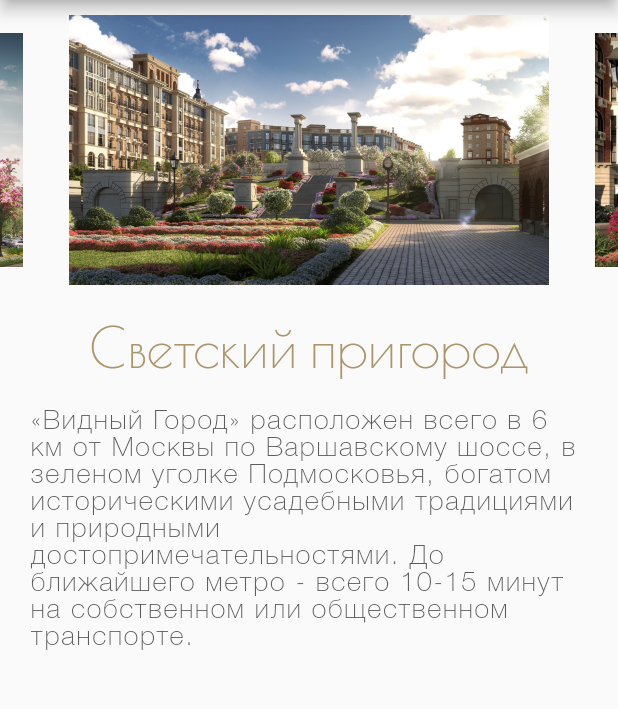
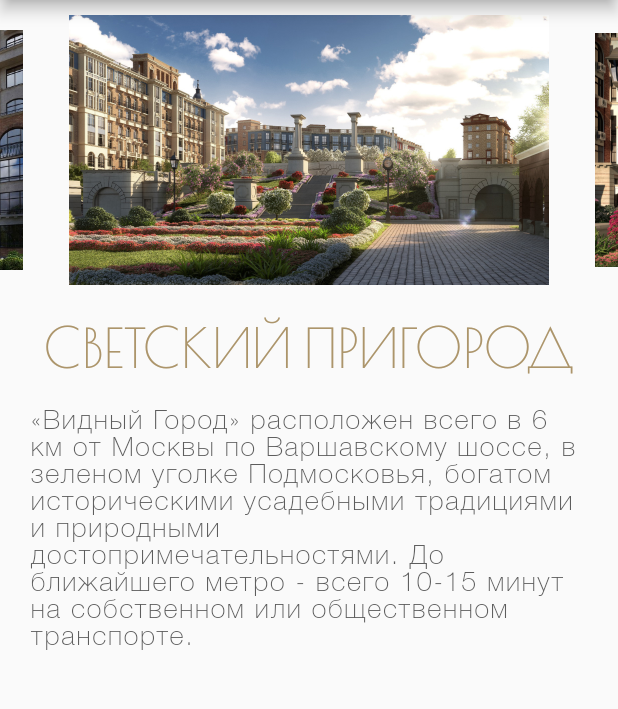
Before and after one commit to pumano/sightly-city, a Flutter app: the screen it shows after launch, on a phone screen of 412 x 824 dp, the part 84-793 px from its top. Run offline on Flutter 3.47's test engine with Material 2 defaults, Android fonts, the phone set to English and light mode, and no system bars; drawn by our look-alikes of carousel_slider; our stand-ins replace flutter_map, flutter_svg, latlong.

Commit message:
feat(main): add more images

```diff
--- a/lib/views/main.screen.dart
+++ b/lib/views/main.screen.dart
@@ -23,6 +23,8 @@
     'vg12.jpg',
     'vg13.jpg',
     'vg14.jpg',
+    'vg15.jpg',
+    'vg16.jpg',
   ];
 
   @override
@@ -51,7 +53,7 @@
                               ? Colors.transparent
                               : Colors.transparent),
                       child: Image(
-                        image: AssetImage('assets/photos/${i}'),
+                        image: AssetImage('assets/photos/$i'),
                       ));
                 },
               );
@@ -64,7 +66,7 @@
                 children: <Widget>[
                   Container(
                       padding: EdgeInsets.only(top: 10, bottom: 20),
-                      child: Text("Светский пригород",
+                      child: Text("СВЕТСКИЙ ПРИГОРОД",
                           style: Theme.of(context).textTheme.title)),
                   Text(
                       "«Видный Город» расположен всего в 6 км от Москвы по Варшавскому шоссе, в зеленом уголке Подмосковья, богатом историческими усадебными традициями и природными достопримечательностями. До ближайшего метро - всего 10-15 минут на собственном или общественном транспорте.",
```
Also changed, not shown: assets/photos/vg16.jpg (added), assets/photos/vg17.jpg (added).
